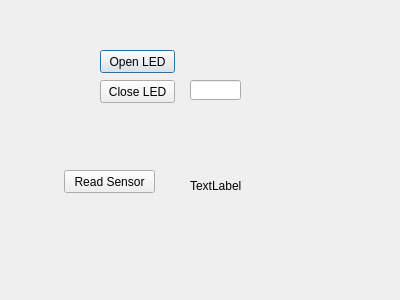
Qt form dialog.ui (eploentham/TimerWater) before a commit.
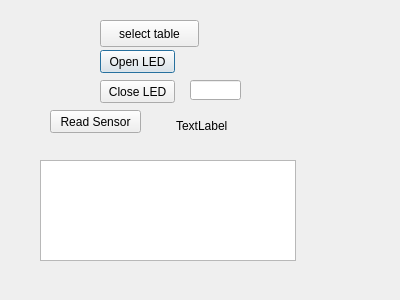
The same form after that commit.

```diff
--- a/dialog.ui
+++ b/dialog.ui
@@ -52,8 +52,8 @@
   <widget class="QLabel" name="txtSensor">
    <property name="geometry">
     <rect>
-     <x>190</x>
-     <y>170</y>
+     <x>176</x>
+     <y>110</y>
      <width>171</width>
      <height>31</height>
     </rect>
@@ -65,8 +65,8 @@
   <widget class="QPushButton" name="pushButton_3">
    <property name="geometry">
     <rect>
-     <x>64</x>
-     <y>170</y>
+     <x>50</x>
+     <y>110</y>
      <width>91</width>
      <height>23</height>
     </rect>
@@ -75,6 +75,29 @@
     <string>Read Sensor</string>
    </property>
   </widget>
+  <widget class="QPushButton" name="pushButton_4">
+   <property name="geometry">
+    <rect>
+     <x>100</x>
+     <y>20</y>
+     <width>99</width>
+     <height>27</height>
+    </rect>
+   </property>
+   <property name="text">
+    <string>select table</string>
+   </property>
+  </widget>
+  <widget class="QTableWidget" name="tw">
+   <property name="geometry">
+    <rect>
+     <x>40</x>
+     <y>160</y>
+     <width>256</width>
+     <height>101</height>
+    </rect>
+   </property>
+  </widget>
  </widget>
  <resources/>
  <connections/>
```
